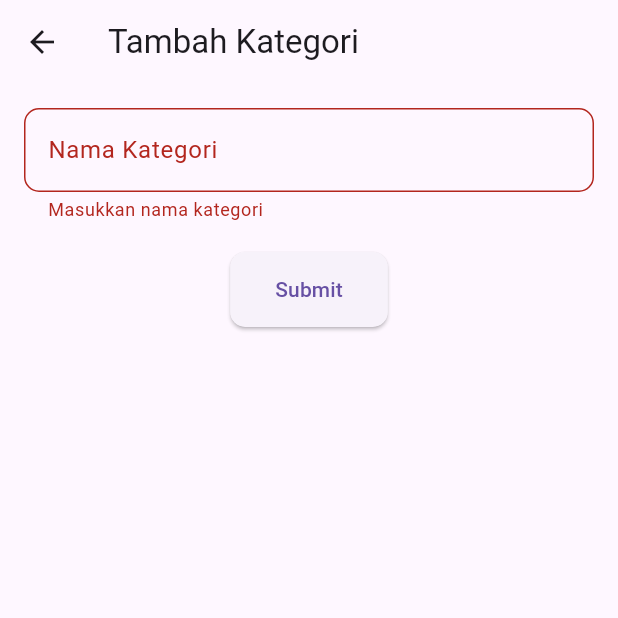
After one commit to robbyaprnsyh/flutter-api, a Flutter app: the FormKategoriPage screen opened directly, after a tap on "Submit", on a phone screen of 412 x 824 dp, the top half of it. The commit adds this screen. Run offline on Flutter 3.47's test engine with Material 3 defaults, Android fonts, the phone set to English and light mode, and no system bars; our stand-ins replace shared_preferences; accounts and stored records are empty.

Commit message:
CRUD kategori

```diff
--- /dev/null
+++ b/lib/models/kategori_model.dart
@@ -0,0 +1,56 @@
+class Kategori {
+  bool? success;
+  String? message;
+  List<Data>? data;
+
+  Kategori({this.success, this.message, this.data});
+
+  Kategori.fromJson(Map<String, dynamic> json) {
+    success = json['success'];
+    message = json['message'];
+    if (json['data'] != null) {
+      data = <Data>[];
+      json['data'].forEach((v) {
+        data!.add(new Data.fromJson(v));
+      });
+    }
+  }
+
+  Map<String, dynamic> toJson() {
+    final Map<String, dynamic> data = new Map<String, dynamic>();
+    data['success'] = this.success;
+    data['message'] = this.message;
+    if (this.data != null) {
+      data['data'] = this.data!.map((v) => v.toJson()).toList();
+    }
+    return data;
+  }
+}
+
+class Data {
+  int? id;
+  String? namaKategori;
+  String? slug;
+  String? createdAt;
+  String? updatedAt;
+
+  Data({this.id, this.namaKategori, this.slug, this.createdAt, this.updatedAt});
+
+  Data.fromJson(Map<String, dynamic> json) {
+    id = json['id'];
+    namaKategori = json['nama_kategori'];
+    slug = json['slug'];
+    createdAt = json['created_at'];
+    updatedAt = json['updated_at'];
+  }
+
+  Map<String, dynamic> toJson() {
+    final Map<String, dynamic> data = new Map<String, dynamic>();
+    data['id'] = this.id;
+    data['nama_kategori'] = this.namaKategori;
+    data['slug'] = this.slug;
+    data['created_at'] = this.createdAt;
+    data['updated_at'] = this.updatedAt;
+    return data;
+  }
+}
--- /dev/null
+++ b/lib/pages/kategori/create_kategori_page.dart
@@ -0,0 +1,85 @@
+import 'package:flutter/material.dart';
+import '../../services/kategori_service.dart';
+
+class FormKategoriPage extends StatefulWidget {
+  @override
+  _FormKategoriPageState createState() => _FormKategoriPageState();
+}
+
+class _FormKategoriPageState extends State<FormKategoriPage> {
+  final _formKey = GlobalKey<FormState>();
+  final _namaKategoriController = TextEditingController();
+  final KategoriService _kategoriService = KategoriService();
+
+  void _submitForm() async {
+    if (_formKey.currentState!.validate()) {
+      bool success = await _kategoriService.storeKategori(
+        _namaKategoriController.text,
+      );
+      if (success) {
+        ScaffoldMessenger.of(context).showSnackBar(
+          SnackBar(content: Text('Kategori berhasil ditambahkan')),
+        );
+        Navigator.pop(context, true);
+      } else {
+        ScaffoldMessenger.of(context).showSnackBar(
+          SnackBar(content: Text('Gagal menambahkan kategori')),
+        );
+      }
+    }
+  }
+
+  @override
+  void dispose() {
+    _namaKategoriController.dispose();
+    super.dispose();
+  }
+
+  @override
+  Widget build(BuildContext context) {
+    return Scaffold(
+      appBar: AppBar(
+        title: Text('Tambah Kategori'),
+      ),
+      body: Padding(
+        padding: const EdgeInsets.all(16.0),
+        child: Form(
+          key: _formKey,
+          child: Column(
+            crossAxisAlignment: CrossAxisAlignment.start,
+            children: [
+              TextFormField(
+                controller: _namaKategoriController,
+                decoration: InputDecoration(
+                  labelText: 'Nama Kategori',
+                  border: OutlineInputBorder(
+                    borderRadius: BorderRadius.circular(10),
+                  ),
+                ),
+                validator: (value) {
+                  if (value == null || value.isEmpty) {
+                    return 'Masukkan nama kategori';
+                  }
+                  return null;
+                },
+              ),
+              SizedBox(height: 20),
+              Center(
+                child: ElevatedButton(
+                  onPressed: _submitForm,
+                  child: Text('Submit'),
+                  style: ElevatedButton.styleFrom(
+                    padding: EdgeInsets.symmetric(horizontal: 30, vertical: 15),
+                    shape: RoundedRectangleBorder(
+                      borderRadius: BorderRadius.circular(10),
+                    ),
+                  ),
+                ),
+              ),
+            ],
+          ),
+        ),
+      ),
+    );
+  }
+}
--- /dev/null
+++ b/lib/services/kategori_service.dart
@@ -0,0 +1,45 @@
+import 'dart:convert';
+import 'package:http/http.dart' as http;
+import '../models/kategori_model.dart';
+
+class KategoriService {
+  final String _baseUrl = 'https://movieapi.smkassalaambandung.sch.id/api';
+
+  Future<Kategori?> fetchKategori() async {
+    try {
+      final response = await http.get(Uri.parse('$_baseUrl/kategori'));
+
+      if (response.statusCode == 200) {
+        return Kategori.fromJson(json.decode(response.body));
+      } else {
+        throw Exception('Failed to load kategori');
+      }
+    } catch (e) {
+      print('Error: $e');
+      return null;
+    }
+  }
+
+  Future<bool> storeKategori(String namaKategori) async {
+    final response = await http.post(
+      Uri.parse('$_baseUrl/kategori'),
+      body: {'nama_kategori': namaKategori},
+    );
+
+    return response.statusCode == 201;
+  }
+
+  Future<bool> updateKategori(int id, String namaKategori) async {
+    final response = await http.put(
+      Uri.parse('$_baseUrl/kategori/$id'),
+      body: {'nama_kategori': namaKategori},
+    );
+
+    return response.statusCode == 200;
+  }
+
+  Future<bool> deleteKategori(int id) async {
+    final response = await http.delete(Uri.parse('$_baseUrl/kategori/$id'));
+    return response.statusCode == 200;
+  }
+}
--- a/pubspec.yaml
+++ b/pubspec.yaml
@@ -37,6 +37,7 @@ dependencies:
   cupertino_icons: ^1.0.6
   http: ^1.2.2
   shared_preferences: ^2.3.1
+  intl: ^0.19.0
 
 dev_dependencies:
   flutter_test:
```
Also changed, not shown: lib/pages/home_page.dart (+11 -0 lines), lib/pages/kategori/edit_kategori_page.dart (added, +98 -0 lines), lib/pages/kategori/list_kategori_page.dart (added, +145 -0 lines), lib/pages/kategori/show_kategori_page.dart (added, +91 -0 lines), pubspec.lock.
